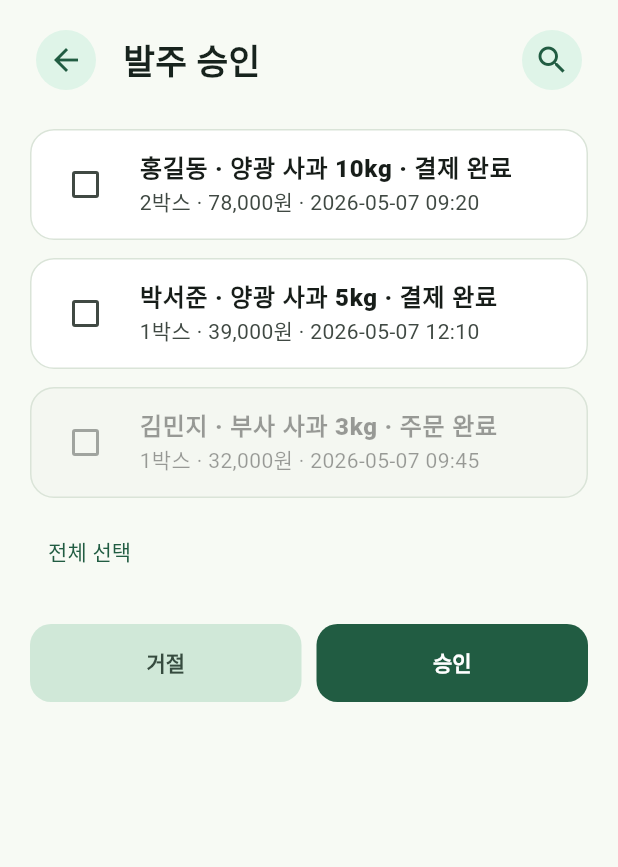
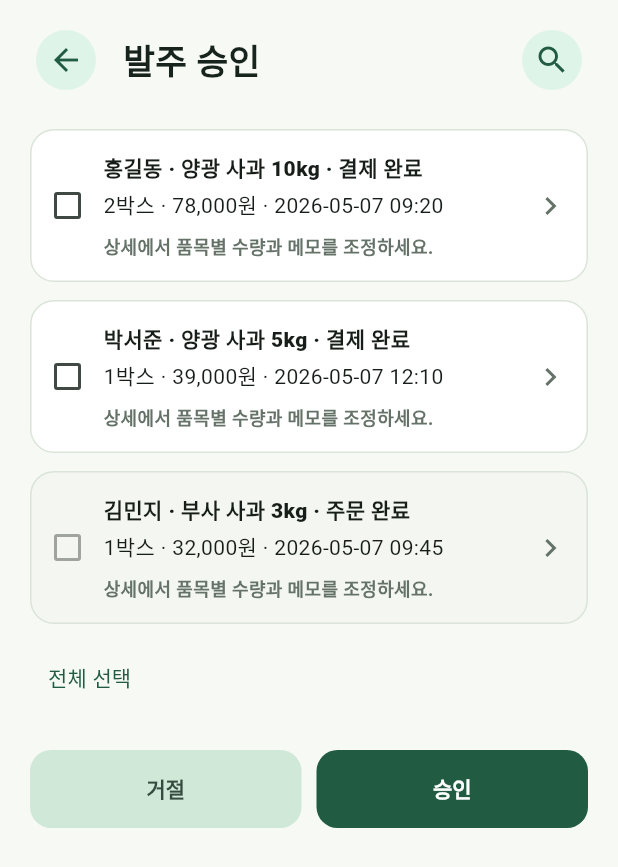
Before and after one commit to AI-MegaStudy/SMART_APP2, a Flutter app: the ProcurementPage screen opened directly, on a phone screen of 412 x 824 dp. Shown: the top 867 px of the screen. Run offline on Flutter 3.47's test engine with Material 3 defaults, Android fonts, the phone set to English and light mode, and no system bars; our stand-ins replace image_picker, shared_preferences; missing offline and left inert: kpostal_plus; accounts and stored records are empty.

Commit message:
Add procurement detail decision screen

```diff
--- a/lib/repositories/owner_workflow_repository.dart
+++ b/lib/repositories/owner_workflow_repository.dart
@@ -52,6 +52,7 @@ class OwnerWorkflowRepository {
     required OwnerProcurementRequestRecord request,
     required String decision,
     String? rejectedReason,
+    List<OwnerProcurementDecisionItem>? decisionItems,
   }) async {
     if (request.isFallback) return false;
     try {
@@ -61,16 +62,25 @@ class OwnerWorkflowRepository {
         body: {
           'decision': decision,
           'items': [
-            for (final item in request.items)
+            for (final item in decisionItems ??
+                [
+                  for (final item in request.items)
+                    OwnerProcurementDecisionItem(
+                      procurementItemId: item.procurementItemId,
+                      approvedPackageCount: decision == 'REJECTED'
+                          ? 0
+                          : item.requestedPackageCount,
+                      approvedKg: decision == 'REJECTED' ? 0 : item.requestedKg,
+                      ownerMemo: decision == 'REJECTED'
+                          ? rejectedReason
+                          : '정상 수량 확인',
+                    ),
+                ])
               {
                 'procurement_item_id': item.procurementItemId,
-                'approved_package_count': decision == 'REJECTED'
-                    ? 0
-                    : item.requestedPackageCount,
-                'approved_kg': decision == 'REJECTED' ? 0 : item.requestedKg,
-                'owner_memo': decision == 'REJECTED'
-                    ? rejectedReason
-                    : '정상 수량 확인',
+                'approved_package_count': item.approvedPackageCount,
+                'approved_kg': item.approvedKg,
+                'owner_memo': item.ownerMemo,
               },
           ],
           'rejected_reason': rejectedReason,
@@ -264,3 +274,17 @@ class OwnerWorkflowRepository {
     return item['tracking_no'] != null || item['shipment_status'] != null;
   }
 }
+
+class OwnerProcurementDecisionItem {
+  const OwnerProcurementDecisionItem({
+    required this.procurementItemId,
+    required this.approvedPackageCount,
+    required this.approvedKg,
+    this.ownerMemo,
+  });
+
+  final int procurementItemId;
+  final int approvedPackageCount;
+  final double approvedKg;
+  final String? ownerMemo;
+}
--- a/lib/view/procurement_page.dart
+++ b/lib/view/procurement_page.dart
@@ -2,6 +2,7 @@ import 'package:flutter/material.dart';
 import 'package:smart_app/model/owner_order_record.dart';
 import 'package:smart_app/repositories/owner_workflow_repository.dart';
 import 'package:smart_app/util/app_colors.dart';
+import 'package:smart_app/view/procurement_detail_page.dart';
 import 'package:smart_app/view/procurement_status_page.dart';
 import 'package:smart_app/widgets/owner_widgets.dart';
 
@@ -179,6 +180,17 @@ class _ProcurementPageState extends State<ProcurementPage> {
     showOwnerSnack(context, '발주 현황을 갱신했습니다.');
   }
 
+  Future<void> _openDetail(_ApprovalRequest request) async {
+    final updated = await Navigator.of(context).push<bool>(
+      MaterialPageRoute(
+        builder: (_) => ProcurementDetailPage(procurement: request.procurement),
+      ),
+    );
+    if (updated == true) {
+      await _loadRequests();
+    }
+  }
+
   @override
   Widget build(BuildContext context) {
     final query = searchController.text.trim().toLowerCase();
@@ -230,6 +242,7 @@ class _ProcurementPageState extends State<ProcurementPage> {
               _ApprovalTile(
                 request: request,
                 selected: selectedIds.contains(request.id),
+                onTap: () => _openDetail(request),
                 onChanged: (checked) {
                   setState(() {
                     if (checked == true) {
@@ -274,11 +287,13 @@ final _handledProcurementIds = <String>{};
 class _ApprovalTile extends StatelessWidget {
   final _ApprovalRequest request;
   final bool selected;
+  final VoidCallback onTap;
   final ValueChanged<bool?> onChanged;
 
   const _ApprovalTile({
     required this.request,
     required this.selected,
+    required this.onTap,
     required this.onChanged,
   });
 
@@ -292,15 +307,43 @@ class _ApprovalTile extends StatelessWidget {
           border: Border.all(color: AppColors.line),
           borderRadius: BorderRadius.circular(16),
         ),
-        child: CheckboxListTile(
-          value: selected,
-          onChanged: request.enabled ? onChanged : null,
-          title: Text(
-            '${request.title} · ${request.status}',
-            style: const TextStyle(fontWeight: FontWeight.w900),
-          ),
-          subtitle: Text(request.subtitle),
-          controlAffinity: ListTileControlAffinity.leading,
+        child: Row(
+          children: [
+            Checkbox(value: selected, onChanged: request.enabled ? onChanged : null),
+            Expanded(
+              child: InkWell(
+                onTap: onTap,
+                borderRadius: BorderRadius.circular(16),
+                child: Padding(
+                  padding: const EdgeInsets.fromLTRB(0, 14, 14, 14),
+                  child: Column(
+                    crossAxisAlignment: CrossAxisAlignment.start,
+                    children: [
+                      Text(
+                        '${request.title} · ${request.status}',
+                        style: const TextStyle(fontWeight: FontWeight.w900),
+                      ),
+                      const SizedBox(height: 4),
+                      Text(request.subtitle),
+                      const SizedBox(height: 8),
+                      const Text(
+                        '상세에서 품목별 수량과 메모를 조정하세요.',
+                        style: TextStyle(
+                          color: AppColors.muted,
+                          fontSize: 12,
+                          fontWeight: FontWeight.w700,
+                        ),
+                      ),
+                    ],
+                  ),
+                ),
+              ),
+            ),
+            const Padding(
+              padding: EdgeInsets.only(right: 12),
+              child: Icon(Icons.chevron_right, color: AppColors.muted),
+            ),
+          ],
         ),
       ),
     );
```
Also changed, not shown: lib/view/procurement_detail_page.dart (added, +304 -0 lines), 1 other file.
